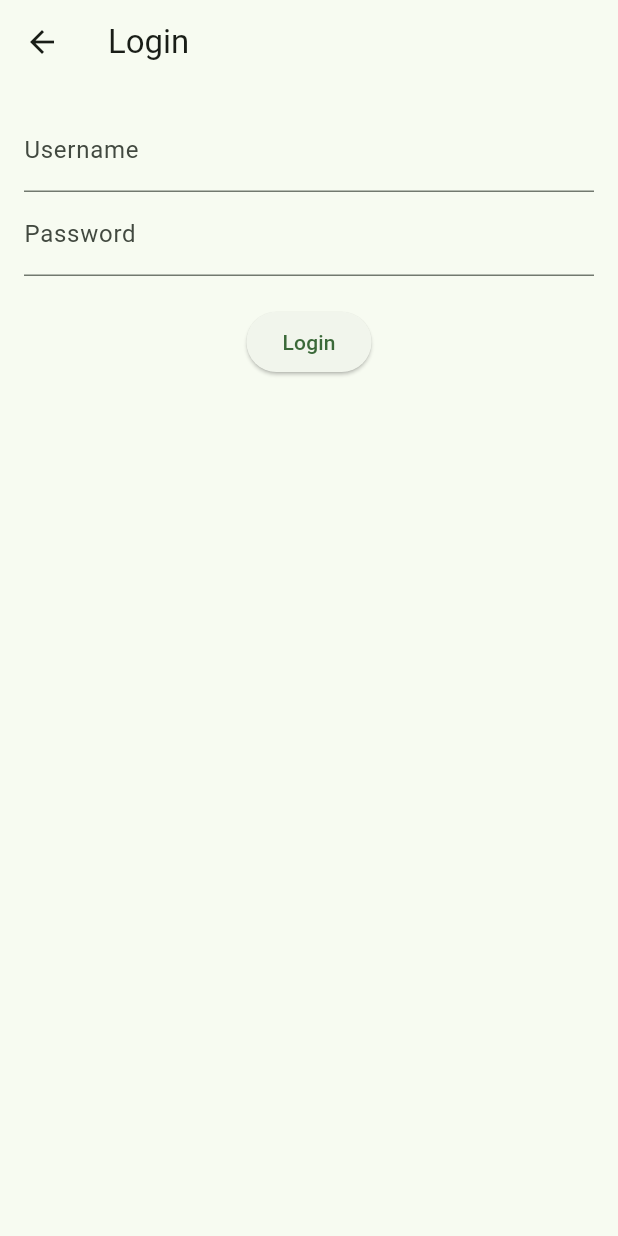
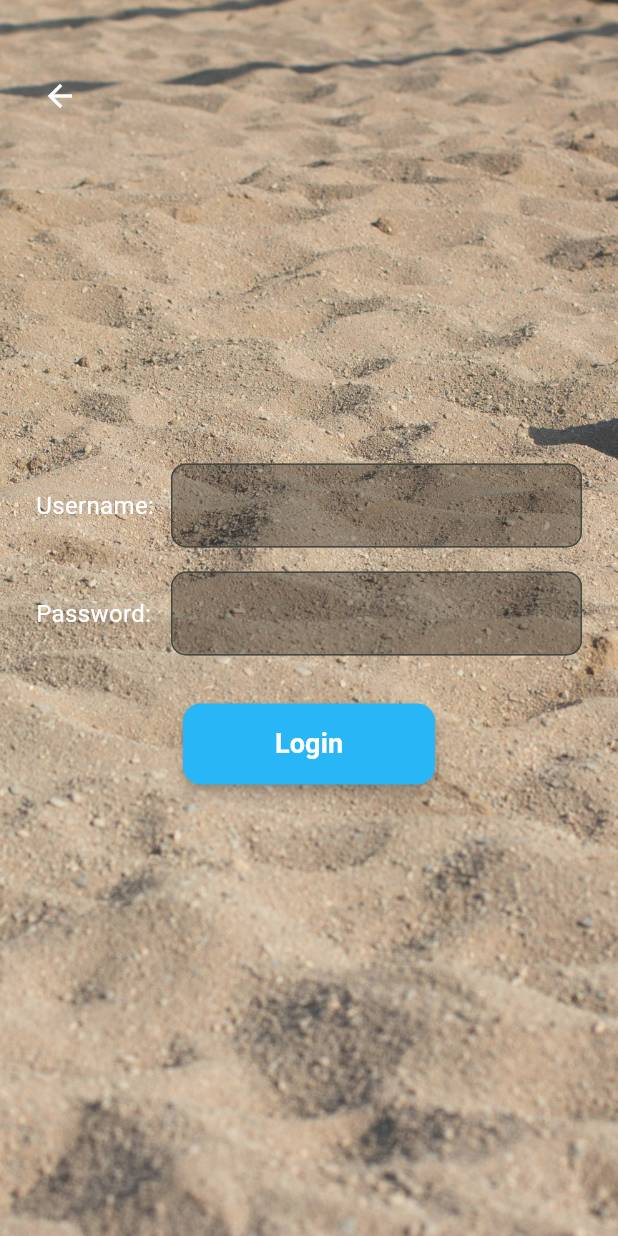
Before and after one commit to 24luca24/Find-The-Pitch, a Flutter app: the screen it shows after launch, after a tap on "Login", on a phone screen of 412 x 824 dp. Run offline on Flutter 3.47's test engine with Material 3 defaults, Android fonts, the phone set to English and light mode, and no system bars; our stand-ins replace logger, shared_preferences.

Commit message:
finished login and registration basic graphics

```diff
--- a/frontend/lib/design/login_design.dart
+++ b/frontend/lib/design/login_design.dart
@@ -0,0 +1,121 @@
+import 'package:flutter/material.dart';
+import 'package:frontend/constants/image_path.dart';
+import '../widgets/primary_button.dart';
+
+class LoginDesign extends StatelessWidget {
+  final VoidCallback onLoginPressed;
+  final VoidCallback onHomePressed;
+  final TextEditingController usernameController;
+  final TextEditingController passwordController;
+  //object that uniquely identifies a form and allows you to validate or reset it programmatically
+  final GlobalKey<FormState> formKey;
+  final bool isLoading;
+
+  const LoginDesign({
+    super.key,
+    required this.onLoginPressed,
+    required this.onHomePressed,
+    required this.usernameController,
+    required this.passwordController,
+    required this.formKey,
+    required this.isLoading,
+  });
+
+  @override
+  Widget build(BuildContext context) {
+    //Allows to place widgets on top of each other (like layers) / container can have only one child
+    return Stack(
+      children: [
+        Opacity(
+          opacity: 0.9,
+          child: Image.asset(
+            ImagePath.background_login,
+            fit: BoxFit.cover,
+            width: double.infinity,
+            height: double.infinity,
+          ),
+        ),
+        //Back Home button
+        Positioned(
+          top: 40,
+          left: 16,
+          child: IconButton(
+            icon: const Icon(Icons.arrow_back, color: Colors.white),
+            onPressed: onHomePressed,
+          ),
+        ),
+
+        //Login form
+        Center(
+          child: SingleChildScrollView(
+            padding: const EdgeInsets.symmetric(horizontal: 24),
+            child: Form(
+              key: formKey,
+              child: ConstrainedBox(
+                constraints: const BoxConstraints(maxWidth: 400),
+                child: Column(
+                  mainAxisSize: MainAxisSize.min,
+                  children: [
+                    _buildLabeledField("Username", usernameController, validator: (val) {
+                      if (val == null || val.isEmpty) return "Please enter username";
+                      return null;
+                    }),
+                    _buildLabeledField(
+                        "Password", passwordController,
+                        obscure: true,
+                        validator: (val) {
+                          if (val == null || val.length < 6) return "Min 6 characters";
+                          return null;
+                        }),
+                    const SizedBox(height: 24),
+                    isLoading
+                      ? const CircularProgressIndicator()
+                      : SizedBox(
+                          width: 200,
+                          child: PrimaryButton(text: "Login", onPressed: onLoginPressed),
+                    ),
+                  ],
+                ),)
+            ),
+          )
+        )
+      ],
+    );
+  }
+Widget _buildLabeledField(
+    String label,
+    TextEditingController controller, {
+      bool obscure = false,
+      String? Function(String?)? validator,
+  }) {
+    return Padding(
+      padding: const EdgeInsets.symmetric(vertical: 8),
+      child: Row(
+        crossAxisAlignment: CrossAxisAlignment.center,
+        children: [
+          SizedBox(
+            width: 90,
+            child: Text(
+              "$label:",
+              style: const TextStyle(color: Colors.white, fontSize: 16),
+            ),
+          ),
+          Expanded(
+            child: TextFormField(
+              controller: controller,
+              obscureText: obscure,
+              validator: validator,
+              style: const TextStyle(color: Colors.white),
+              decoration: InputDecoration(
+                filled: true,
+                fillColor: Colors.black.withOpacity(0.3),
+                border: OutlineInputBorder(
+                  borderRadius: BorderRadius.circular(10),
+                )
+              ),
+            ))
+        ],
+      ),
+    );
+  }
+}
--- /dev/null
+++ b/frontend/lib/screens/field_management_screen.dart
@@ -0,0 +1,19 @@
+import 'package:flutter/material.dart';
+import 'package:frontend/services/auth_service.dart';
+
+class FieldManagementScreen extends StatefulWidget {
+  const FieldManagementScreen({super.key});
+
+  @override
+  State<FieldManagementScreen> createState() => _FieldManagementScreenState();
+}
+
+class _FieldManagementScreenState extends State<FieldManagementScreen> {
+  final form_key = GlobalKey<FormState>();
+
+  @override
+  Widget build(BuildContext context) {
+    // TODO: implement build
+    throw UnimplementedError();
+  }
+}
--- a/frontend/lib/screens/login_screen.dart
+++ b/frontend/lib/screens/login_screen.dart
@@ -1,5 +1,7 @@
 import 'package:flutter/material.dart';
+import 'package:frontend/design/login_design.dart';
 import '../services/auth_service.dart';
+import 'field_management_screen.dart';
 
 class LoginScreen extends StatefulWidget {
   const LoginScreen({super.key});
@@ -9,6 +11,8 @@ class LoginScreen extends StatefulWidget {
 
 }
 class _LoginScreenState extends State<LoginScreen> {
+
+  final _formKey = GlobalKey<FormState>();
   final _usernameController = TextEditingController();
   final _passwordController = TextEditingController();
 
@@ -16,62 +20,38 @@ class _LoginScreenState extends State<LoginScreen> {
   String? error;
 
   void _login() async {
-    setState(() {
-      isLoading = true;
-      error = null;
-    });
+    if (_formKey.currentState!.validate()) {
+      setState(() => isLoading = true);
 
-    final success = await AuthService.login(
-      username: _usernameController.text.trim(),
-      password: _passwordController.text.trim()
-    );
+      bool success = await AuthService.login(
+          username: _usernameController.text,
+          password: _passwordController.text);
 
-    setState(() => isLoading = false);
+      setState(() => isLoading = false);
 
-    if(success) {
-      //Next screen (at the moment show Success)
-      ScaffoldMessenger.of(context).showSnackBar(
-        const SnackBar(content: Text('Login successful!')),
-      );
-    } else {
-        setState(() {
-          error = "Invalid username or password";
-        });
+      if (success) {
+        Navigator.pushReplacement(
+          context,
+          MaterialPageRoute(builder: (_) => const FieldManagementScreen()),
+        );
+      } else {
+        ScaffoldMessenger.of(context).showSnackBar(
+          const SnackBar(content: Text("Registration failed.")),
+        );
+      }
     }
   }
 
   @override
   Widget build(BuildContext context) {
     return Scaffold(
-      appBar: AppBar(title: const Text("Login")),
-      body: Padding(
-        padding: const EdgeInsets.all(16),
-        child: Column(
-          children: [
-            TextField(
-              controller: _usernameController,
-              decoration: const InputDecoration(labelText: 'Username'),
-            ),
-            TextField(
-              controller: _passwordController,
-              decoration: const InputDecoration(labelText: 'Password'),
-              obscureText: true,
-            ),
-            const SizedBox(height: 20),
-            if(isLoading)
-              const CircularProgressIndicator()
-            else
-              ElevatedButton(
-                onPressed: _login,
-                child: const Text('Login'),
-              ),
-            if(error != null)
-              Padding(
-                padding: const EdgeInsets.only(top: 16),
-                child: Text(error!, style: const TextStyle(color: Colors.red)),
-              ),
-          ],
-        )
+      body: LoginDesign(
+          onHomePressed: () => Navigator.pop(context),
+          onLoginPressed: _login,
+          usernameController: _usernameController,
+          passwordController: _passwordController,
+          formKey: _formKey,
+          isLoading: isLoading
       ),
     );
   }
```
